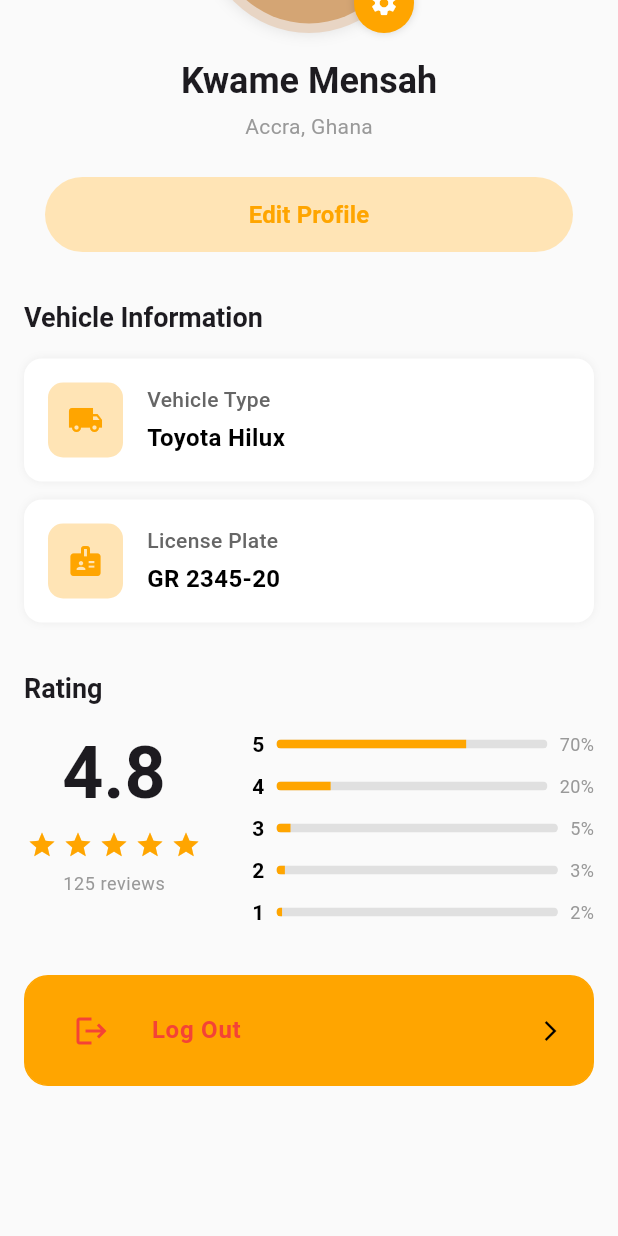
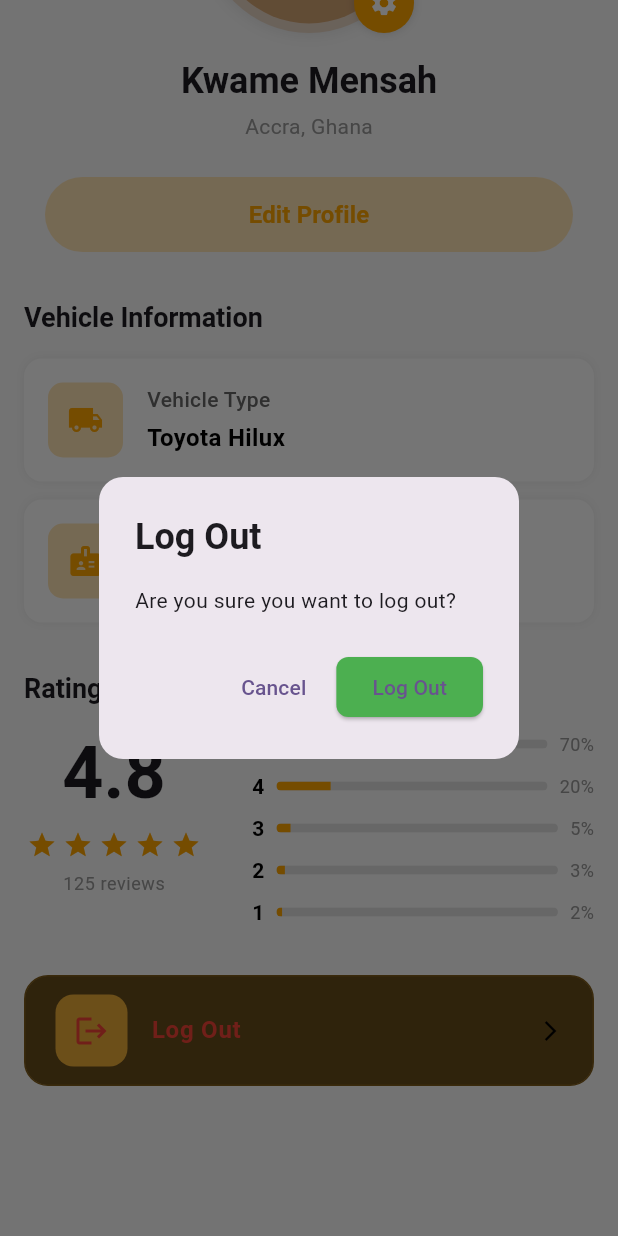
Before and after one commit to tano-ansunelson/Translink, a Flutter app: the TransLinkProfilePage screen opened by its route, scrolled down 194 dp, after a tap on "Log Out", on a phone screen of 412 x 824 dp. Run offline on Flutter 3.47's test engine with Material 3 defaults, Android fonts, the phone set to English and light mode, and no system bars; our stand-ins replace cloud_firestore, firebase_auth, firebase_core, logger; accounts and stored records are empty.

Commit message:
Handles authentication

```diff
--- a/lib/main.dart
+++ b/lib/main.dart
@@ -1,4 +1,6 @@
+import 'package:firebase_core/firebase_core.dart';
 import 'package:flutter/material.dart';
+import 'package:translink/firebase_options.dart';
 import 'package:translink/screens/Booking_screen/booking_ride_cargo_screen.dart';
 import 'package:translink/screens/Bottom_Navigation/bottombar_navigation_screen.dart';
 import 'package:translink/screens/Home/chat_screen/chat_message_screen.dart';
@@ -26,7 +28,9 @@ import 'package:translink/screens/onboarding_screens/splash_screen.dart';
 
 //import 'package:translink_project/screens/registration_screens/signup_screen.dart';
 
-void main() {
+void main() async {
+  WidgetsFlutterBinding.ensureInitialized();
+  await Firebase.initializeApp(options: DefaultFirebaseOptions.currentPlatform);
   runApp(const MyApp());
 }
 
--- a/lib/screens/Profile/profile_screen.dart
+++ b/lib/screens/Profile/profile_screen.dart
@@ -1,5 +1,9 @@
+import 'package:firebase_auth/firebase_auth.dart';
 import 'package:flutter/material.dart';
+import 'package:logger/web.dart';
 import 'package:translink/screens/Profile/edit_profile_screen.dart';
+import 'package:translink/screens/Registration_screen/login_screen.dart';
+import 'package:translink/utils/logout_handler.dart';
 
 class TransLinkProfilePage extends StatefulWidget {
   const TransLinkProfilePage({super.key});
@@ -12,6 +16,12 @@ class TransLinkProfilePage extends StatefulWidget {
 class _TransLinkProfilePageState extends State<TransLinkProfilePage> {
   //int _currentIndex = 4;
   //// Profile tab selected
+  final log = Logger();
+  @override
+  void initState() {
+    FirebaseAuth.instance.currentUser?.reload();
+    super.initState();
+  }
 
   @override
   Widget build(BuildContext context) {
@@ -338,9 +348,9 @@ class _TransLinkProfilePageState extends State<TransLinkProfilePage> {
   Widget _buildLogoutTile() {
     return Container(
       decoration: BoxDecoration(
-        color: Color(0xFFFFA500),
+        color: Color.fromARGB(255, 103, 76, 26),
         borderRadius: BorderRadius.circular(16),
-        border: Border.all(color: Color(0xFFFFA500)),
+        border: Border.all(color: Color.fromARGB(255, 126, 91, 27)),
       ),
       child: ListTile(
         contentPadding: const EdgeInsets.symmetric(horizontal: 20, vertical: 8),
@@ -348,7 +358,7 @@ class _TransLinkProfilePageState extends State<TransLinkProfilePage> {
           width: 48,
           height: 48,
           decoration: BoxDecoration(
-            color: Color(0xFFFFA500),
+            color: Color.fromARGB(255, 235, 172, 55),
             borderRadius: BorderRadius.circular(12),
           ),
           child: const Icon(Icons.logout, color: Colors.red, size: 24),
@@ -366,10 +376,147 @@ class _TransLinkProfilePageState extends State<TransLinkProfilePage> {
           size: 16,
           color: Colors.black,
         ),
-        onTap: () {},
+        onTap: () {
+          LogoutHandler.handleLogout(context);
+          log.i("User logged out");
+        },
       ),
     );
   }
+
+  // Future<void> _handleLogout() async {
+  //   try {
+  //     // Show modern loading dialog
+  //     showDialog(
+  //       context: context,
+  //       barrierDismissible: false,
+  //       builder: (context) => Center(
+  //         child: Container(
+  //           padding: const EdgeInsets.all(24),
+  //           decoration: BoxDecoration(
+  //             color: Colors.white,
+  //             borderRadius: BorderRadius.circular(16),
+  //           ),
+  //           child: Column(
+  //             mainAxisSize: MainAxisSize.min,
+  //             children: [
+  //               const CircularProgressIndicator(color: Color(0xFF4CAF50)),
+  //               const SizedBox(height: 16),
+  //               Text(
+  //                 'Logging out...',
+  //                 style: TextStyle(color: Colors.grey[700], fontSize: 16),
+  //               ),
+  //             ],
+  //           ),
+  //         ),
+  //       ),
+  //     );
+
+  //     await FirebaseAuth.instance.signOut();
+
+  //     if (mounted) {
+  //       Navigator.pop(context); // Close loading dialog
+  //       Navigator.pushNamed(context, LoginScreen.id);
+  //     }
+  //   } catch (e) {
+  //     if (mounted) {
+  //       Navigator.pop(context); // Close loading dialog
+  //       ScaffoldMessenger.of(context).showSnackBar(
+  //         SnackBar(
+  //           content: Row(
+  //             children: [
+  //               const Icon(Icons.error, color: Colors.white),
+  //               const SizedBox(width: 12),
+  //               Expanded(child: Text('Failed to log out: ${e.toString()}')),
+  //             ],
+  //           ),
+  //           backgroundColor: Colors.red,
+  //           behavior: SnackBarBehavior.floating,
+  //           shape: RoundedRectangleBorder(
+  //             borderRadius: BorderRadius.circular(12),
+  //           ),
+  //           duration: const Duration(seconds: 3),
+  //         ),
+  //       );
+  //     }
+  //     log.e('Logout error: $e');
+  //   }
+  // }
+  // Future<void> _handleLogout() async {
+  //   try {
+  //     // Show loading dialog
+  //     showDialog(
+  //       context: context,
+  //       barrierDismissible: false,
+  //       builder: (context) => Center(
+  //         child: Container(
+  //           padding: const EdgeInsets.all(24),
+  //           decoration: BoxDecoration(
+  //             color: Colors.white,
+  //             borderRadius: BorderRadius.circular(16),
+  //             boxShadow: [
+  //               BoxShadow(
+  //                 color: Colors.black.withOpacity(0.1),
+  //                 blurRadius: 8,
+  //                 offset: const Offset(0, 3),
+  //               ),
+  //             ],
+  //           ),
+  //           child: Column(
+  //             mainAxisSize: MainAxisSize.min,
+  //             children: [
+  //               const CircularProgressIndicator(color: Color(0xFF4CAF50)),
+  //               const SizedBox(height: 16),
+  //               Text(
+  //                 'Logging out...',
+  //                 style: TextStyle(color: Colors.grey[700], fontSize: 16),
+  //               ),
+  //             ],
+  //           ),
+  //         ),
+  //       ),
+  //     );
+
+  //     // Sign out user
+  //     await FirebaseAuth.instance.signOut();
+
+  //     if (!mounted) return;
+
+  //     // Close dialog
+  //     Navigator.of(context, rootNavigator: true).pop();
+
+  //     // Clear navigation stack and go to login screen
+  //     Navigator.pushNamedAndRemoveUntil(
+  //       context,
+  //       LoginScreen.id,
+  //       (route) => false,
+  //     );
+  //   } catch (e, stack) {
+  //     if (!mounted) return;
+
+  //     Navigator.of(context, rootNavigator: true).pop(); // Close dialog if open
+
+  //     ScaffoldMessenger.of(context).showSnackBar(
+  //       SnackBar(
+  //         content: Row(
+  //           children: [
+  //             const Icon(Icons.error_outline, color: Colors.white),
+  //             const SizedBox(width: 12),
+  //             Expanded(child: Text('Failed to log out: ${e.toString()}')),
+  //           ],
+  //         ),
+  //         backgroundColor: Colors.redAccent,
+  //         behavior: SnackBarBehavior.floating,
+  //         shape: RoundedRectangleBorder(
+  //           borderRadius: BorderRadius.circular(12),
+  //         ),
+  //       ),
+  //     );
+
+  //     debugPrint('Logout error: $e');
+  //     debugPrintStack(stackTrace: stack);
+  //   }
+  // }
 }
 
 class ProfileAvatarPainter extends CustomPainter {
--- /dev/null
+++ b/lib/utils/logout_handler.dart
@@ -0,0 +1,115 @@
+import 'package:flutter/material.dart';
+import 'package:firebase_auth/firebase_auth.dart';
+import 'package:translink/screens/Registration_screen/login_screen.dart';
+// update this path based on your folder structure
+
+class LogoutHandler {
+  static Future<void> handleLogout(BuildContext context) async {
+    // Step 1: Ask for confirmation
+    final confirm = await showDialog<bool>(
+      context: context,
+      barrierDismissible: false,
+      builder: (context) => AlertDialog(
+        shape: RoundedRectangleBorder(borderRadius: BorderRadius.circular(16)),
+        title: const Text(
+          'Log Out',
+          style: TextStyle(fontWeight: FontWeight.bold),
+        ),
+        content: const Text('Are you sure you want to log out?'),
+        actions: [
+          TextButton(
+            onPressed: () => Navigator.pop(context, false),
+            child: const Text('Cancel'),
+          ),
+          ElevatedButton(
+            style: ElevatedButton.styleFrom(
+              backgroundColor: const Color(0xFF4CAF50),
+              shape: RoundedRectangleBorder(
+                borderRadius: BorderRadius.circular(8),
+              ),
+            ),
+            onPressed: () => Navigator.pop(context, true),
+            child: const Text('Log Out'),
+          ),
+        ],
+      ),
+    );
+
+    if (confirm != true) return;
+
+    try {
+      // Step 2: Show loading dialog
+      showDialog(
+        context: context,
+        barrierDismissible: false,
+        builder: (context) => Center(
+          child: Container(
+            padding: const EdgeInsets.all(24),
+            decoration: BoxDecoration(
+              color: Theme.of(context).cardColor,
+              borderRadius: BorderRadius.circular(16),
+              boxShadow: [
+                BoxShadow(
+                  color: Colors.black.withOpacity(0.1),
+                  blurRadius: 8,
+                  offset: const Offset(0, 3),
+                ),
+              ],
+            ),
+            child: Column(
+              mainAxisSize: MainAxisSize.min,
+              children: [
+                const CircularProgressIndicator(color: Color(0xFF4CAF50)),
+                const SizedBox(height: 16),
+                Text(
+                  'Logging out...',
+                  style: TextStyle(
+                    color: Theme.of(context).textTheme.bodyMedium?.color,
+                    fontSize: 16,
+                  ),
+                ),
+              ],
+            ),
+          ),
+        ),
+      );
+
+      // Step 3: Sign out
+      await FirebaseAuth.instance.signOut();
+
+      if (!context.mounted) return;
+
+      // Step 4: Close dialog and navigate
+      Navigator.of(context, rootNavigator: true).pop(); // Close loading
+      Navigator.pushNamedAndRemoveUntil(
+        context,
+        LoginScreen.id,
+        (route) => false,
+      );
+    } catch (e, stack) {
+      if (!context.mounted) return;
+
+      Navigator.of(context, rootNavigator: true).pop();
+
+      ScaffoldMessenger.of(context).showSnackBar(
+        SnackBar(
+          content: Row(
+            children: [
+              const Icon(Icons.error_outline, color: Colors.white),
+              const SizedBox(width: 12),
+              Expanded(child: Text('Failed to log out: $e')),
+            ],
+          ),
+          backgroundColor: Colors.redAccent,
+          behavior: SnackBarBehavior.floating,
+          shape: RoundedRectangleBorder(
+            borderRadius: BorderRadius.circular(12),
+          ),
+        ),
+      );
+
+      debugPrint('Logout error: $e');
+      debugPrintStack(stackTrace: stack);
+    }
+  }
+}
--- a/pubspec.yaml
+++ b/pubspec.yaml
@@ -38,6 +38,8 @@ dependencies:
   firebase_core: ^4.2.1
   cloud_firestore: ^6.1.0
   firebase_auth: ^6.1.2
+  logger: ^2.6.2
+  image_picker: ^1.2.0
 
 dev_dependencies:
   flutter_test:
```
Also changed, not shown: lib/screens/Registration_screen/login_screen.dart (+67 -57 lines), lib/screens/Registration_screen/signup_screen.dart (+46 -50 lines), firebase.json (added), lib/firebase_options.dart (added), pubspec.lock, 8 other files.
